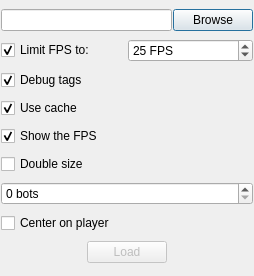
Old version of the form tools/map-visualiser/OptionsV.ui in the repository alphaonex86/CatchChallenger.
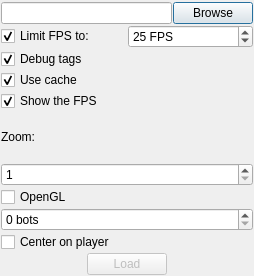
New version of the form. Icons and pictures are not drawn.

What changed in the file:
```diff
--- a/tools/map-visualiser/OptionsV.ui
+++ b/tools/map-visualiser/OptionsV.ui
@@ -43,9 +43,6 @@
          <height>0</height>
         </size>
        </property>
-       <property name="readOnly">
-        <bool>true</bool>
-       </property>
       </widget>
      </item>
      <item>
@@ -115,9 +112,23 @@
     </widget>
    </item>
    <item>
-    <widget class="QCheckBox" name="doubleSize">
+    <widget class="QLabel" name="label">
      <property name="text">
-      <string>Double size</string>
+      <string>Zoom:</string>
+     </property>
+    </widget>
+   </item>
+   <item>
+    <widget class="QSpinBox" name="doubleSize">
+     <property name="minimum">
+      <number>1</number>
+     </property>
+    </widget>
+   </item>
+   <item>
+    <widget class="QCheckBox" name="opengl">
+     <property name="text">
+      <string>OpenGL</string>
      </property>
     </widget>
    </item>
```
